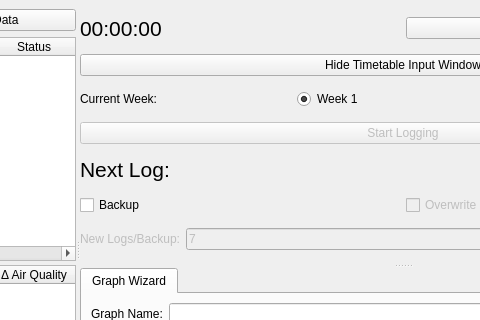
First picture: the form in loggingwindow.ui, repository yobson/Smell-Detector, before the edit; both pictures show x 226 to 706 and y 0 to 320 of the 961 by 497 pixel window.
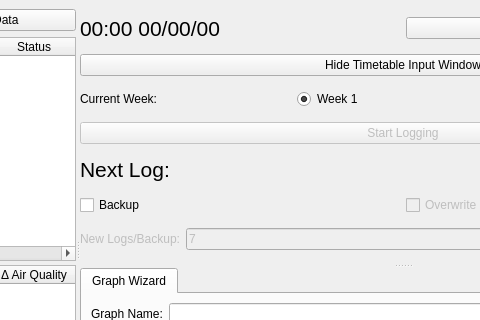
Second picture: the form after the edit.

Commit message: Fixed Import Button Logic and imported backup data dates

The edit to the form file:
```diff
--- a/loggingwindow.ui
+++ b/loggingwindow.ui
@@ -114,7 +114,7 @@
               </font>
              </property>
              <property name="text">
-              <string>00:00:00</string>
+              <string>00:00 00/00/00</string>
              </property>
             </widget>
            </item>
```
The commit also changes 3 other files.
